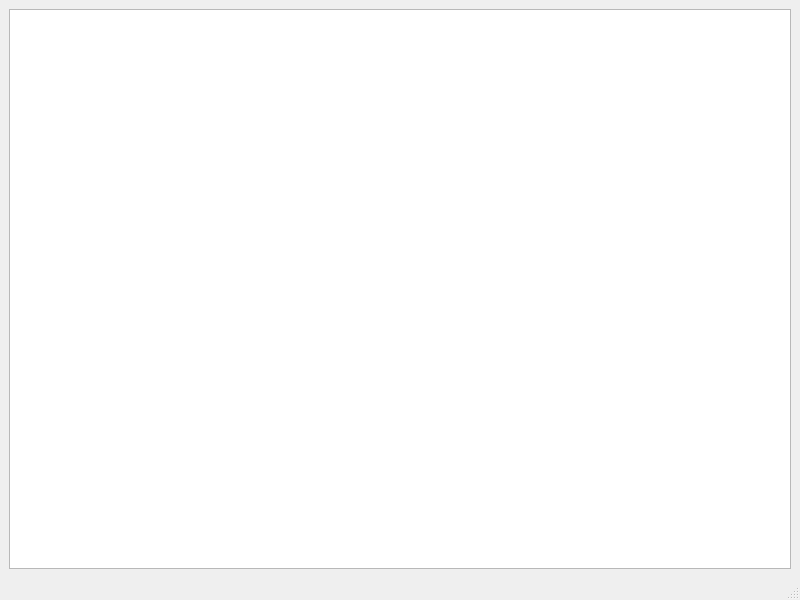
christian-mv/FreeNoiseMap-FNM, file mainwindow.ui: the form before one commit.
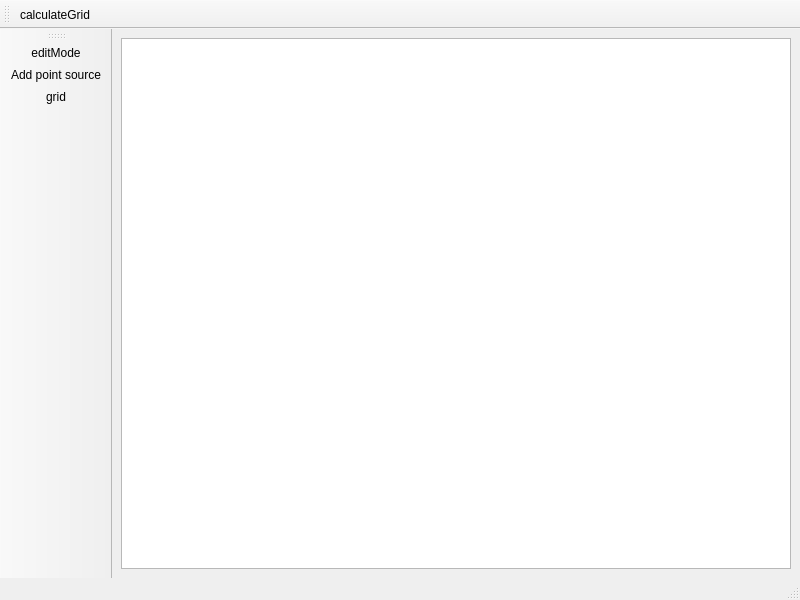
The form after the commit. Icons and pictures are not drawn.

Commit message: supporting moustracking in QGraphicsScene coordinates and adding QActions to the GUI

What changed in the file:
```diff
--- a/mainwindow.ui
+++ b/mainwindow.ui
@@ -30,7 +30,85 @@
     </rect>
    </property>
   </widget>
-  <widget class="QStatusBar" name="statusbar"/>
+  <widget class="QStatusBar" name="statusbar">
+   <property name="layoutDirection">
+    <enum>Qt::LeftToRight</enum>
+   </property>
+  </widget>
+  <widget class="QToolBar" name="toolBar">
+   <property name="windowTitle">
+    <string>toolBar</string>
+   </property>
+   <attribute name="toolBarArea">
+    <enum>LeftToolBarArea</enum>
+   </attribute>
+   <attribute name="toolBarBreak">
+    <bool>false</bool>
+   </attribute>
+   <addaction name="actioneditMode"/>
+   <addaction name="actionAdd_point_source"/>
+   <addaction name="actiongrid"/>
+  </widget>
+  <widget class="QToolBar" name="toolBar_2">
+   <property name="windowTitle">
+    <string>toolBar_2</string>
+   </property>
+   <attribute name="toolBarArea">
+    <enum>TopToolBarArea</enum>
+   </attribute>
+   <attribute name="toolBarBreak">
+    <bool>false</bool>
+   </attribute>
+   <addaction name="actioncalculateGrid"/>
+  </widget>
+  <action name="actionAdd_point_source">
+   <property name="icon">
+    <iconset resource="resources.qrc">
+     <normaloff>:/images/icons/point_source.png</normaloff>:/images/icons/point_source.png</iconset>
+   </property>
+   <property name="text">
+    <string>Add point source</string>
+   </property>
+  </action>
+  <action name="actioneditMode">
+   <property name="icon">
+    <iconset>
+     <normaloff>:/images/icons/edit_mode_cursor</normaloff>:/images/icons/edit_mode_cursor</iconset>
+   </property>
+   <property name="text">
+    <string>editMode</string>
+   </property>
+   <property name="toolTip">
+    <string>edit mode</string>
+   </property>
+   <property name="shortcut">
+    <string>Esc</string>
+   </property>
+  </action>
+  <action name="actiongrid">
+   <property name="icon">
+    <iconset resource="resources.qrc">
+     <normaloff>:/images/icons/grid.png</normaloff>:/images/icons/grid.png</iconset>
+   </property>
+   <property name="text">
+    <string>grid</string>
+   </property>
+  </action>
+  <action name="actioncalculateGrid">
+   <property name="icon">
+    <iconset resource="resources.qrc">
+     <normaloff>:/images/icons/calculate_grid.png</normaloff>:/images/icons/calculate_grid.png</iconset>
+   </property>
+   <property name="text">
+    <string>calculateGrid</string>
+   </property>
+   <property name="toolTip">
+    <string>Calculate Grid</string>
+   </property>
+   <property name="shortcut">
+    <string>Ctrl+R</string>
+   </property>
+  </action>
  </widget>
  <resources/>
  <connections/>
```
Left out of the diff: 4 changed lines with no effect on the pictures. The commit also changes 18 other files.
